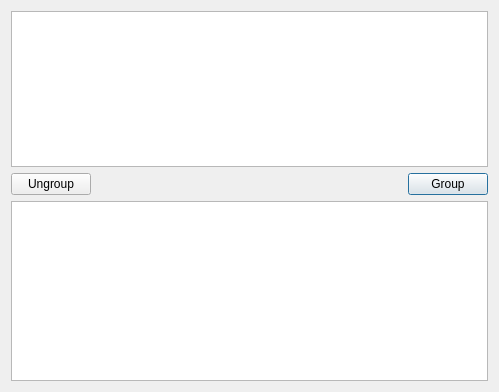
First picture: the form in topo-blend/QuickGroup.ui, repository ialhashim/topo-blend, before the edit.
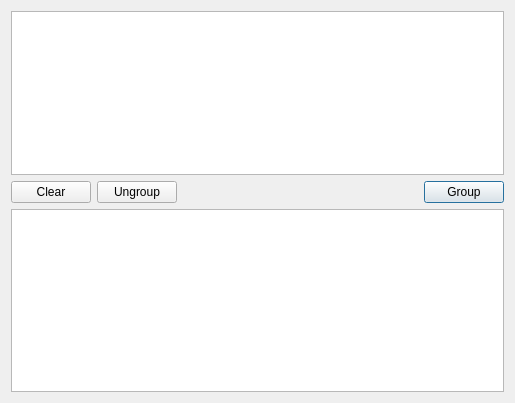
Second picture: the form after the edit. Icons and pictures are not drawn.

Diff of the .ui file:
```diff
--- a/topo-blend/QuickGroup.ui
+++ b/topo-blend/QuickGroup.ui
@@ -6,15 +6,15 @@
    <rect>
     <x>0</x>
     <y>0</y>
-    <width>499</width>
-    <height>392</height>
+    <width>515</width>
+    <height>403</height>
    </rect>
   </property>
   <property name="windowTitle">
    <string>Dialog</string>
   </property>
   <layout class="QGridLayout" name="gridLayout">
-   <item row="4" column="2">
+   <item row="4" column="3">
     <widget class="QPushButton" name="groupButton">
      <property name="text">
       <string>Group</string>
@@ -31,7 +31,7 @@
      </property>
     </widget>
    </item>
-   <item row="4" column="1">
+   <item row="4" column="2">
     <spacer name="horizontalSpacer">
      <property name="orientation">
       <enum>Qt::Horizontal</enum>
@@ -44,24 +44,28 @@
      </property>
     </spacer>
    </item>
-   <item row="4" column="0">
+   <item row="4" column="1">
     <widget class="QPushButton" name="ungroupButton">
      <property name="text">
       <string>Ungroup</string>
      </property>
     </widget>
    </item>
-   <item row="0" column="0" rowspan="3" colspan="3">
+   <item row="4" column="0">
+    <widget class="QPushButton" name="clearButton">
+     <property name="text">
+      <string>Clear</string>
+     </property>
+    </widget>
+   </item>
+   <item row="0" column="0" rowspan="3" colspan="4">
     <widget class="QListWidget" name="list">
-     <property name="alternatingRowColors">
-      <bool>true</bool>
-     </property>
      <property name="selectionMode">
       <enum>QAbstractItemView::MultiSelection</enum>
      </property>
     </widget>
    </item>
-   <item row="5" column="0" colspan="3">
+   <item row="5" column="0" colspan="4">
     <widget class="QListWidget" name="curList"/>
    </item>
   </layout>
```
